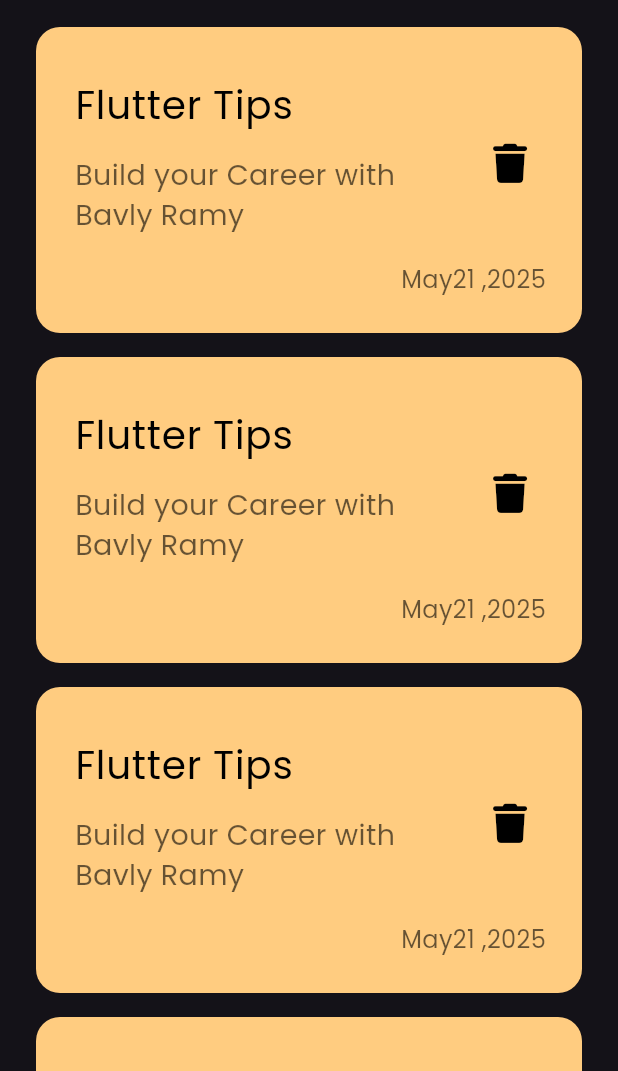
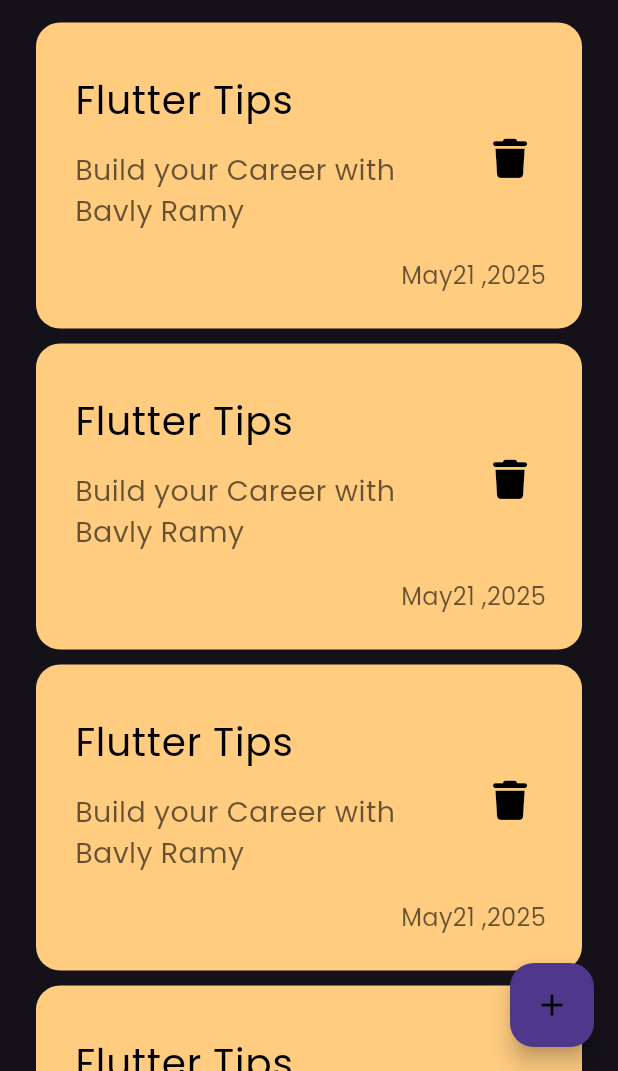
Before and after one commit to Bavlyy-Ramy/Notes_app, a Flutter app: the screen it shows after launch, on a phone screen of 412 x 824 dp, the part 165-1236 px from its top. Run offline on Flutter 3.47's test engine with Material 3 defaults, Android fonts, the phone set to English and light mode, and no system bars; our stand-ins replace font_awesome_flutter.

Commit message:
added floating button

```diff
--- a/lib/views/notes_view.dart
+++ b/lib/views/notes_view.dart
@@ -6,8 +6,15 @@ class NotesView extends StatelessWidget {
 
   @override
   Widget build(BuildContext context) {
-    return const Scaffold(
-      body: NotesViewBody(),
+    return Scaffold(
+      floatingActionButton: FloatingActionButton(
+        onPressed: () {},
+        child: const Icon(
+          Icons.add,
+          color: Colors.black,
+        ),
+      ),
+      body: const NotesViewBody(),
     );
   }
 }
--- a/lib/views/widgets/notes_list_view.dart
+++ b/lib/views/widgets/notes_list_view.dart
@@ -10,7 +10,7 @@ class NotesListView extends StatelessWidget {
       padding: const EdgeInsets.only(top: 10),
       itemBuilder: (context, index) {
         return const Padding(
-          padding: EdgeInsets.symmetric(vertical: 8),
+          padding: EdgeInsets.symmetric(vertical: 5),
           child: NoteItem(),
         );
       },
```
